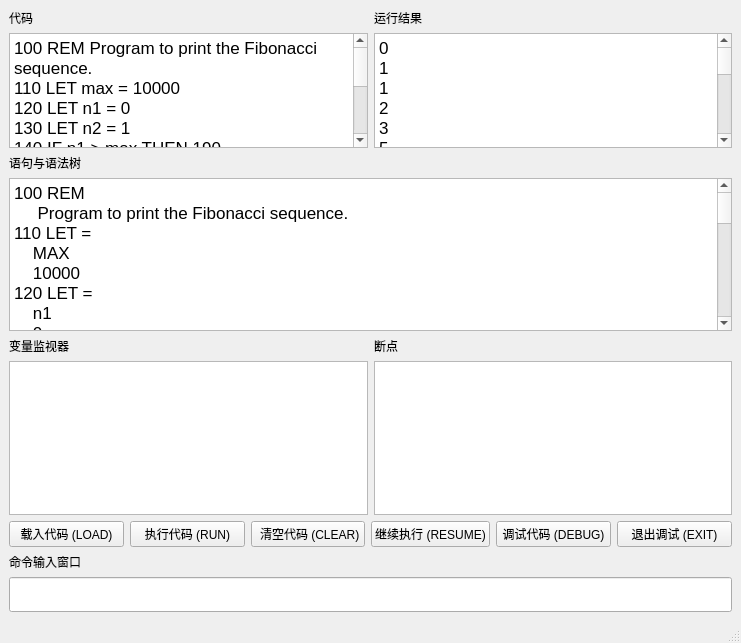
This is mainwindow.ui in SS80194/QBasic-SE1301 as Qt 5 draws it before an edit. The edited form follows.
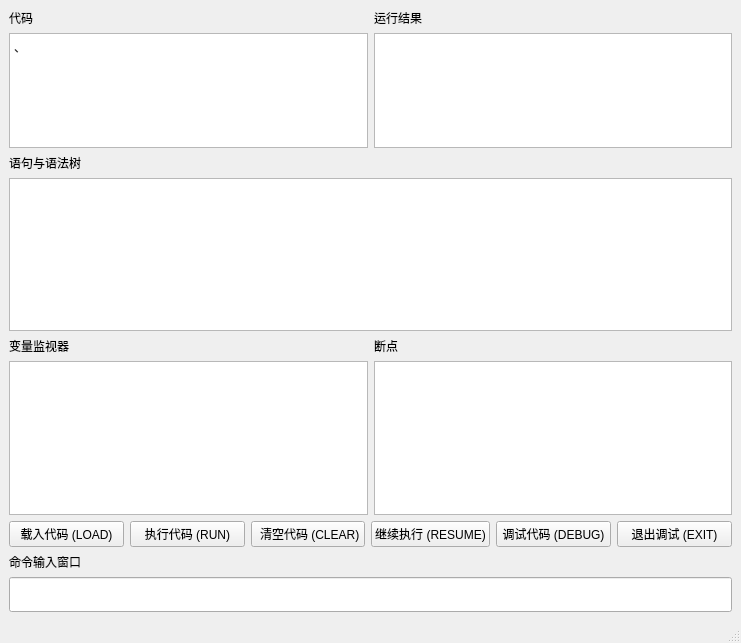
This is the edited form.

```diff
--- a/mainwindow.ui
+++ b/mainwindow.ui
@@ -53,17 +53,7 @@
 li.unchecked::marker { content: &quot;\2610&quot;; }
 li.checked::marker { content: &quot;\2612&quot;; }
 &lt;/style&gt;&lt;/head&gt;&lt;body style=&quot; font-family:'Microsoft YaHei UI'; font-size:9pt; font-weight:400; font-style:normal;&quot;&gt;
-&lt;p style=&quot; margin-top:0px; margin-bottom:0px; margin-left:0px; margin-right:0px; -qt-block-indent:0; text-indent:0px;&quot;&gt;&lt;span style=&quot; font-family:'.AppleSystemUIFont'; font-size:13pt;&quot;&gt;100 REM Program to print the Fibonacci sequence.&lt;/span&gt;&lt;/p&gt;
-&lt;p style=&quot; margin-top:0px; margin-bottom:0px; margin-left:0px; margin-right:0px; -qt-block-indent:0; text-indent:0px;&quot;&gt;&lt;span style=&quot; font-family:'.AppleSystemUIFont'; font-size:13pt;&quot;&gt;110 LET max = 10000&lt;/span&gt;&lt;/p&gt;
-&lt;p style=&quot; margin-top:0px; margin-bottom:0px; margin-left:0px; margin-right:0px; -qt-block-indent:0; text-indent:0px;&quot;&gt;&lt;span style=&quot; font-family:'.AppleSystemUIFont'; font-size:13pt;&quot;&gt;120 LET n1 = 0&lt;/span&gt;&lt;/p&gt;
-&lt;p style=&quot; margin-top:0px; margin-bottom:0px; margin-left:0px; margin-right:0px; -qt-block-indent:0; text-indent:0px;&quot;&gt;&lt;span style=&quot; font-family:'.AppleSystemUIFont'; font-size:13pt;&quot;&gt;130 LET n2 = 1&lt;/span&gt;&lt;/p&gt;
-&lt;p style=&quot; margin-top:0px; margin-bottom:0px; margin-left:0px; margin-right:0px; -qt-block-indent:0; text-indent:0px;&quot;&gt;&lt;span style=&quot; font-family:'.AppleSystemUIFont'; font-size:13pt;&quot;&gt;140 IF n1 &amp;gt; max THEN 190&lt;/span&gt;&lt;/p&gt;
-&lt;p style=&quot; margin-top:0px; margin-bottom:0px; margin-left:0px; margin-right:0px; -qt-block-indent:0; text-indent:0px;&quot;&gt;&lt;span style=&quot; font-family:'.AppleSystemUIFont'; font-size:13pt;&quot;&gt;145 PRINT n1&lt;/span&gt;&lt;/p&gt;
-&lt;p style=&quot; margin-top:0px; margin-bottom:0px; margin-left:0px; margin-right:0px; -qt-block-indent:0; text-indent:0px;&quot;&gt;&lt;span style=&quot; font-family:'.AppleSystemUIFont'; font-size:13pt;&quot;&gt;150 LET n3 = n1 + n2&lt;/span&gt;&lt;/p&gt;
-&lt;p style=&quot; margin-top:0px; margin-bottom:0px; margin-left:0px; margin-right:0px; -qt-block-indent:0; text-indent:0px;&quot;&gt;&lt;span style=&quot; font-family:'.AppleSystemUIFont'; font-size:13pt;&quot;&gt;160 LET n1 = n2&lt;/span&gt;&lt;/p&gt;
-&lt;p style=&quot; margin-top:0px; margin-bottom:0px; margin-left:0px; margin-right:0px; -qt-block-indent:0; text-indent:0px;&quot;&gt;&lt;span style=&quot; font-family:'.AppleSystemUIFont'; font-size:13pt;&quot;&gt;170 LET n2 = n3&lt;/span&gt;&lt;/p&gt;
-&lt;p style=&quot; margin-top:0px; margin-bottom:0px; margin-left:0px; margin-right:0px; -qt-block-indent:0; text-indent:0px;&quot;&gt;&lt;span style=&quot; font-family:'.AppleSystemUIFont'; font-size:13pt;&quot;&gt;180 GOTO 140&lt;/span&gt;&lt;/p&gt;
-&lt;p style=&quot; margin-top:0px; margin-bottom:0px; margin-left:0px; margin-right:0px; -qt-block-indent:0; text-indent:0px;&quot;&gt;&lt;span style=&quot; font-family:'.AppleSystemUIFont'; font-size:13pt;&quot;&gt;190 END&lt;/span&gt;&lt;/p&gt;&lt;/body&gt;&lt;/html&gt;</string>
+&lt;p style=&quot; margin-top:6px; margin-bottom:6px; margin-left:0px; margin-right:0px; -qt-block-indent:0; text-indent:0px;&quot;&gt;、&lt;/p&gt;&lt;/body&gt;&lt;/html&gt;</string>
             </property>
            </widget>
           </item>
@@ -88,27 +78,7 @@
 li.unchecked::marker { content: &quot;\2610&quot;; }
 li.checked::marker { content: &quot;\2612&quot;; }
 &lt;/style&gt;&lt;/head&gt;&lt;body style=&quot; font-family:'Microsoft YaHei UI'; font-size:9pt; font-weight:400; font-style:normal;&quot;&gt;
-&lt;p style=&quot; margin-top:0px; margin-bottom:0px; margin-left:0px; margin-right:0px; -qt-block-indent:0; text-indent:0px;&quot;&gt;&lt;span style=&quot; font-family:'.AppleSystemUIFont'; font-size:13pt;&quot;&gt;0&lt;/span&gt;&lt;/p&gt;
-&lt;p style=&quot; margin-top:0px; margin-bottom:0px; margin-left:0px; margin-right:0px; -qt-block-indent:0; text-indent:0px;&quot;&gt;&lt;span style=&quot; font-family:'.AppleSystemUIFont'; font-size:13pt;&quot;&gt;1&lt;/span&gt;&lt;/p&gt;
-&lt;p style=&quot; margin-top:0px; margin-bottom:0px; margin-left:0px; margin-right:0px; -qt-block-indent:0; text-indent:0px;&quot;&gt;&lt;span style=&quot; font-family:'.AppleSystemUIFont'; font-size:13pt;&quot;&gt;1&lt;/span&gt;&lt;/p&gt;
-&lt;p style=&quot; margin-top:0px; margin-bottom:0px; margin-left:0px; margin-right:0px; -qt-block-indent:0; text-indent:0px;&quot;&gt;&lt;span style=&quot; font-family:'.AppleSystemUIFont'; font-size:13pt;&quot;&gt;2&lt;/span&gt;&lt;/p&gt;
-&lt;p style=&quot; margin-top:0px; margin-bottom:0px; margin-left:0px; margin-right:0px; -qt-block-indent:0; text-indent:0px;&quot;&gt;&lt;span style=&quot; font-family:'.AppleSystemUIFont'; font-size:13pt;&quot;&gt;3&lt;/span&gt;&lt;/p&gt;
-&lt;p style=&quot; margin-top:0px; margin-bottom:0px; margin-left:0px; margin-right:0px; -qt-block-indent:0; text-indent:0px;&quot;&gt;&lt;span style=&quot; font-family:'.AppleSystemUIFont'; font-size:13pt;&quot;&gt;5&lt;/span&gt;&lt;/p&gt;
-&lt;p style=&quot; margin-top:0px; margin-bottom:0px; margin-left:0px; margin-right:0px; -qt-block-indent:0; text-indent:0px;&quot;&gt;&lt;span style=&quot; font-family:'.AppleSystemUIFont'; font-size:13pt;&quot;&gt;8&lt;/span&gt;&lt;/p&gt;
-&lt;p style=&quot; margin-top:0px; margin-bottom:0px; margin-left:0px; margin-right:0px; -qt-block-indent:0; text-indent:0px;&quot;&gt;&lt;span style=&quot; font-family:'.AppleSystemUIFont'; font-size:13pt;&quot;&gt;13&lt;/span&gt;&lt;/p&gt;
-&lt;p style=&quot; margin-top:0px; margin-bottom:0px; margin-left:0px; margin-right:0px; -qt-block-indent:0; text-indent:0px;&quot;&gt;&lt;span style=&quot; font-family:'.AppleSystemUIFont'; font-size:13pt;&quot;&gt;21&lt;/span&gt;&lt;/p&gt;
-&lt;p style=&quot; margin-top:0px; margin-bottom:0px; margin-left:0px; margin-right:0px; -qt-block-indent:0; text-indent:0px;&quot;&gt;&lt;span style=&quot; font-family:'.AppleSystemUIFont'; font-size:13pt;&quot;&gt;34&lt;/span&gt;&lt;/p&gt;
-&lt;p style=&quot; margin-top:0px; margin-bottom:0px; margin-left:0px; margin-right:0px; -qt-block-indent:0; text-indent:0px;&quot;&gt;&lt;span style=&quot; font-family:'.AppleSystemUIFont'; font-size:13pt;&quot;&gt;55&lt;/span&gt;&lt;/p&gt;
-&lt;p style=&quot; margin-top:0px; margin-bottom:0px; margin-left:0px; margin-right:0px; -qt-block-indent:0; text-indent:0px;&quot;&gt;&lt;span style=&quot; font-family:'.AppleSystemUIFont'; font-size:13pt;&quot;&gt;89&lt;/span&gt;&lt;/p&gt;
-&lt;p style=&quot; margin-top:0px; margin-bottom:0px; margin-left:0px; margin-right:0px; -qt-block-indent:0; text-indent:0px;&quot;&gt;&lt;span style=&quot; font-family:'.AppleSystemUIFont'; font-size:13pt;&quot;&gt;144&lt;/span&gt;&lt;/p&gt;
-&lt;p style=&quot; margin-top:0px; margin-bottom:0px; margin-left:0px; margin-right:0px; -qt-block-indent:0; text-indent:0px;&quot;&gt;&lt;span style=&quot; font-family:'.AppleSystemUIFont'; font-size:13pt;&quot;&gt;233&lt;/span&gt;&lt;/p&gt;
-&lt;p style=&quot; margin-top:0px; margin-bottom:0px; margin-left:0px; margin-right:0px; -qt-block-indent:0; text-indent:0px;&quot;&gt;&lt;span style=&quot; font-family:'.AppleSystemUIFont'; font-size:13pt;&quot;&gt;377&lt;/span&gt;&lt;/p&gt;
-&lt;p style=&quot; margin-top:0px; margin-bottom:0px; margin-left:0px; margin-right:0px; -qt-block-indent:0; text-indent:0px;&quot;&gt;&lt;span style=&quot; font-family:'.AppleSystemUIFont'; font-size:13pt;&quot;&gt;610&lt;/span&gt;&lt;/p&gt;
-&lt;p style=&quot; margin-top:0px; margin-bottom:0px; margin-left:0px; margin-right:0px; -qt-block-indent:0; text-indent:0px;&quot;&gt;&lt;span style=&quot; font-family:'.AppleSystemUIFont'; font-size:13pt;&quot;&gt;987&lt;/span&gt;&lt;/p&gt;
-&lt;p style=&quot; margin-top:0px; margin-bottom:0px; margin-left:0px; margin-right:0px; -qt-block-indent:0; text-indent:0px;&quot;&gt;&lt;span style=&quot; font-family:'.AppleSystemUIFont'; font-size:13pt;&quot;&gt;1597&lt;/span&gt;&lt;/p&gt;
-&lt;p style=&quot; margin-top:0px; margin-bottom:0px; margin-left:0px; margin-right:0px; -qt-block-indent:0; text-indent:0px;&quot;&gt;&lt;span style=&quot; font-family:'.AppleSystemUIFont'; font-size:13pt;&quot;&gt;2584&lt;/span&gt;&lt;/p&gt;
-&lt;p style=&quot; margin-top:0px; margin-bottom:0px; margin-left:0px; margin-right:0px; -qt-block-indent:0; text-indent:0px;&quot;&gt;&lt;span style=&quot; font-family:'.AppleSystemUIFont'; font-size:13pt;&quot;&gt;4181&lt;/span&gt;&lt;/p&gt;
-&lt;p style=&quot; margin-top:0px; margin-bottom:0px; margin-left:0px; margin-right:0px; -qt-block-indent:0; text-indent:0px;&quot;&gt;&lt;span style=&quot; font-family:'.AppleSystemUIFont'; font-size:13pt;&quot;&gt;6765&lt;/span&gt;&lt;/p&gt;&lt;/body&gt;&lt;/html&gt;</string>
+&lt;p style=&quot;-qt-paragraph-type:empty; margin-top:0px; margin-bottom:0px; margin-left:0px; margin-right:0px; -qt-block-indent:0; text-indent:0px;&quot;&gt;&lt;br /&gt;&lt;/p&gt;&lt;/body&gt;&lt;/html&gt;</string>
             </property>
            </widget>
           </item>
@@ -138,36 +108,7 @@
 li.unchecked::marker { content: &quot;\2610&quot;; }
 li.checked::marker { content: &quot;\2612&quot;; }
 &lt;/style&gt;&lt;/head&gt;&lt;body style=&quot; font-family:'Microsoft YaHei UI'; font-size:9pt; font-weight:400; font-style:normal;&quot;&gt;
-&lt;p style=&quot; margin-top:0px; margin-bottom:0px; margin-left:0px; margin-right:0px; -qt-block-indent:0; text-indent:0px;&quot;&gt;&lt;span style=&quot; font-family:'.AppleSystemUIFont'; font-size:13pt;&quot;&gt;100 REM&lt;/span&gt;&lt;/p&gt;
-&lt;p style=&quot; margin-top:0px; margin-bottom:0px; margin-left:0px; margin-right:0px; -qt-block-indent:0; text-indent:0px;&quot;&gt;&lt;span style=&quot; font-family:'.AppleSystemUIFont'; font-size:13pt;&quot;&gt;     Program to print the Fibonacci sequence.&lt;/span&gt;&lt;/p&gt;
-&lt;p style=&quot; margin-top:0px; margin-bottom:0px; margin-left:0px; margin-right:0px; -qt-block-indent:0; text-indent:0px;&quot;&gt;&lt;span style=&quot; font-family:'.AppleSystemUIFont'; font-size:13pt;&quot;&gt;110 LET =&lt;/span&gt;&lt;/p&gt;
-&lt;p style=&quot; margin-top:0px; margin-bottom:0px; margin-left:0px; margin-right:0px; -qt-block-indent:0; text-indent:0px;&quot;&gt;&lt;span style=&quot; font-family:'.AppleSystemUIFont'; font-size:13pt;&quot;&gt;    MAX&lt;/span&gt;&lt;/p&gt;
-&lt;p style=&quot; margin-top:0px; margin-bottom:0px; margin-left:0px; margin-right:0px; -qt-block-indent:0; text-indent:0px;&quot;&gt;&lt;span style=&quot; font-family:'.AppleSystemUIFont'; font-size:13pt;&quot;&gt;    10000&lt;/span&gt;&lt;/p&gt;
-&lt;p style=&quot; margin-top:0px; margin-bottom:0px; margin-left:0px; margin-right:0px; -qt-block-indent:0; text-indent:0px;&quot;&gt;&lt;span style=&quot; font-family:'.AppleSystemUIFont'; font-size:13pt;&quot;&gt;120 LET =&lt;/span&gt;&lt;/p&gt;
-&lt;p style=&quot; margin-top:0px; margin-bottom:0px; margin-left:0px; margin-right:0px; -qt-block-indent:0; text-indent:0px;&quot;&gt;&lt;span style=&quot; font-family:'.AppleSystemUIFont'; font-size:13pt;&quot;&gt;    n1&lt;/span&gt;&lt;/p&gt;
-&lt;p style=&quot; margin-top:0px; margin-bottom:0px; margin-left:0px; margin-right:0px; -qt-block-indent:0; text-indent:0px;&quot;&gt;&lt;span style=&quot; font-family:'.AppleSystemUIFont'; font-size:13pt;&quot;&gt;    0&lt;/span&gt;&lt;/p&gt;
-&lt;p style=&quot; margin-top:0px; margin-bottom:0px; margin-left:0px; margin-right:0px; -qt-block-indent:0; text-indent:0px;&quot;&gt;&lt;span style=&quot; font-family:'.AppleSystemUIFont'; font-size:13pt;&quot;&gt;130 LET =&lt;/span&gt;&lt;/p&gt;
-&lt;p style=&quot; margin-top:0px; margin-bottom:0px; margin-left:0px; margin-right:0px; -qt-block-indent:0; text-indent:0px;&quot;&gt;&lt;span style=&quot; font-family:'.AppleSystemUIFont'; font-size:13pt;&quot;&gt;    n2&lt;/span&gt;&lt;/p&gt;
-&lt;p style=&quot; margin-top:0px; margin-bottom:0px; margin-left:0px; margin-right:0px; -qt-block-indent:0; text-indent:0px;&quot;&gt;&lt;span style=&quot; font-family:'.AppleSystemUIFont'; font-size:13pt;&quot;&gt;    1&lt;/span&gt;&lt;/p&gt;
-&lt;p style=&quot; margin-top:0px; margin-bottom:0px; margin-left:0px; margin-right:0px; -qt-block-indent:0; text-indent:0px;&quot;&gt;&lt;span style=&quot; font-family:'.AppleSystemUIFont'; font-size:13pt;&quot;&gt;140 IF THEN&lt;/span&gt;&lt;/p&gt;
-&lt;p style=&quot; margin-top:0px; margin-bottom:0px; margin-left:0px; margin-right:0px; -qt-block-indent:0; text-indent:0px;&quot;&gt;&lt;span style=&quot; font-family:'.AppleSystemUIFont'; font-size:13pt;&quot;&gt;    Exp &amp;gt;&lt;/span&gt;&lt;/p&gt;
-&lt;p style=&quot; margin-top:0px; margin-bottom:0px; margin-left:0px; margin-right:0px; -qt-block-indent:0; text-indent:0px;&quot;&gt;&lt;span style=&quot; font-family:'.AppleSystemUIFont'; font-size:13pt;&quot;&gt;        n1&lt;/span&gt;&lt;/p&gt;
-&lt;p style=&quot; margin-top:0px; margin-bottom:0px; margin-left:0px; margin-right:0px; -qt-block-indent:0; text-indent:0px;&quot;&gt;&lt;span style=&quot; font-family:'.AppleSystemUIFont'; font-size:13pt;&quot;&gt;        max&lt;/span&gt;&lt;/p&gt;
-&lt;p style=&quot; margin-top:0px; margin-bottom:0px; margin-left:0px; margin-right:0px; -qt-block-indent:0; text-indent:0px;&quot;&gt;&lt;span style=&quot; font-family:'.AppleSystemUIFont'; font-size:13pt;&quot;&gt;    190&lt;/span&gt;&lt;/p&gt;
-&lt;p style=&quot; margin-top:0px; margin-bottom:0px; margin-left:0px; margin-right:0px; -qt-block-indent:0; text-indent:0px;&quot;&gt;&lt;span style=&quot; font-family:'.AppleSystemUIFont'; font-size:13pt;&quot;&gt;150 LET =&lt;/span&gt;&lt;/p&gt;
-&lt;p style=&quot; margin-top:0px; margin-bottom:0px; margin-left:0px; margin-right:0px; -qt-block-indent:0; text-indent:0px;&quot;&gt;&lt;span style=&quot; font-family:'.AppleSystemUIFont'; font-size:13pt;&quot;&gt;    n3&lt;/span&gt;&lt;/p&gt;
-&lt;p style=&quot; margin-top:0px; margin-bottom:0px; margin-left:0px; margin-right:0px; -qt-block-indent:0; text-indent:0px;&quot;&gt;&lt;span style=&quot; font-family:'.AppleSystemUIFont'; font-size:13pt;&quot;&gt;    Exp +&lt;/span&gt;&lt;/p&gt;
-&lt;p style=&quot; margin-top:0px; margin-bottom:0px; margin-left:0px; margin-right:0px; -qt-block-indent:0; text-indent:0px;&quot;&gt;&lt;span style=&quot; font-family:'.AppleSystemUIFont'; font-size:13pt;&quot;&gt;        n1&lt;/span&gt;&lt;/p&gt;
-&lt;p style=&quot; margin-top:0px; margin-bottom:0px; margin-left:0px; margin-right:0px; -qt-block-indent:0; text-indent:0px;&quot;&gt;&lt;span style=&quot; font-family:'.AppleSystemUIFont'; font-size:13pt;&quot;&gt;        n2&lt;/span&gt;&lt;/p&gt;
-&lt;p style=&quot; margin-top:0px; margin-bottom:0px; margin-left:0px; margin-right:0px; -qt-block-indent:0; text-indent:0px;&quot;&gt;&lt;span style=&quot; font-family:'.AppleSystemUIFont'; font-size:13pt;&quot;&gt;160 LET =&lt;/span&gt;&lt;/p&gt;
-&lt;p style=&quot; margin-top:0px; margin-bottom:0px; margin-left:0px; margin-right:0px; -qt-block-indent:0; text-indent:0px;&quot;&gt;&lt;span style=&quot; font-family:'.AppleSystemUIFont'; font-size:13pt;&quot;&gt;    n1&lt;/span&gt;&lt;/p&gt;
-&lt;p style=&quot; margin-top:0px; margin-bottom:0px; margin-left:0px; margin-right:0px; -qt-block-indent:0; text-indent:0px;&quot;&gt;&lt;span style=&quot; font-family:'.AppleSystemUIFont'; font-size:13pt;&quot;&gt;    n2&lt;/span&gt;&lt;/p&gt;
-&lt;p style=&quot; margin-top:0px; margin-bottom:0px; margin-left:0px; margin-right:0px; -qt-block-indent:0; text-indent:0px;&quot;&gt;&lt;span style=&quot; font-family:'.AppleSystemUIFont'; font-size:13pt;&quot;&gt;170 LET =&lt;/span&gt;&lt;/p&gt;
-&lt;p style=&quot; margin-top:0px; margin-bottom:0px; margin-left:0px; margin-right:0px; -qt-block-indent:0; text-indent:0px;&quot;&gt;&lt;span style=&quot; font-family:'.AppleSystemUIFont'; font-size:13pt;&quot;&gt;    n2&lt;/span&gt;&lt;/p&gt;
-&lt;p style=&quot; margin-top:0px; margin-bottom:0px; margin-left:0px; margin-right:0px; -qt-block-indent:0; text-indent:0px;&quot;&gt;&lt;span style=&quot; font-family:'.AppleSystemUIFont'; font-size:13pt;&quot;&gt;    n3&lt;/span&gt;&lt;/p&gt;
-&lt;p style=&quot; margin-top:0px; margin-bottom:0px; margin-left:0px; margin-right:0px; -qt-block-indent:0; text-indent:0px;&quot;&gt;&lt;span style=&quot; font-family:'.AppleSystemUIFont'; font-size:13pt;&quot;&gt;180 GOTO&lt;/span&gt;&lt;/p&gt;
-&lt;p style=&quot; margin-top:0px; margin-bottom:0px; margin-left:0px; margin-right:0px; -qt-block-indent:0; text-indent:0px;&quot;&gt;&lt;span style=&quot; font-family:'.AppleSystemUIFont'; font-size:13pt;&quot;&gt;    140&lt;/span&gt;&lt;/p&gt;
-&lt;p style=&quot; margin-top:0px; margin-bottom:0px; margin-left:0px; margin-right:0px; -qt-block-indent:0; text-indent:0px;&quot;&gt;&lt;span style=&quot; font-family:'.AppleSystemUIFont'; font-size:13pt;&quot;&gt;190 END&lt;/span&gt;&lt;/p&gt;&lt;/body&gt;&lt;/html&gt;</string>
+&lt;p style=&quot;-qt-paragraph-type:empty; margin-top:0px; margin-bottom:0px; margin-left:0px; margin-right:0px; -qt-block-indent:0; text-indent:0px;&quot;&gt;&lt;br /&gt;&lt;/p&gt;&lt;/body&gt;&lt;/html&gt;</string>
           </property>
           <property name="overwriteMode">
            <bool>false</bool>
```
Left out of the diff: 13 changed lines with no effect on the pictures.
